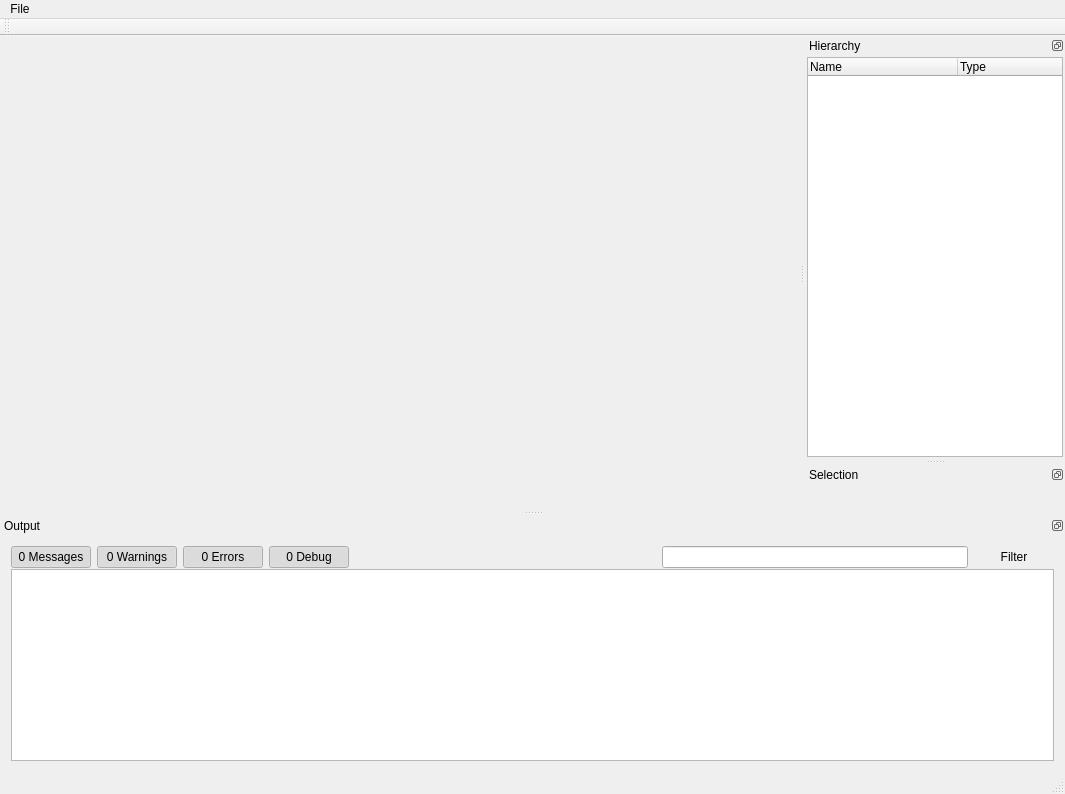
Before: the Qt Designer form AnalyticsViewer/analyticsviewer.ui in jswigart/game-analytics, drawn with Qt 5.
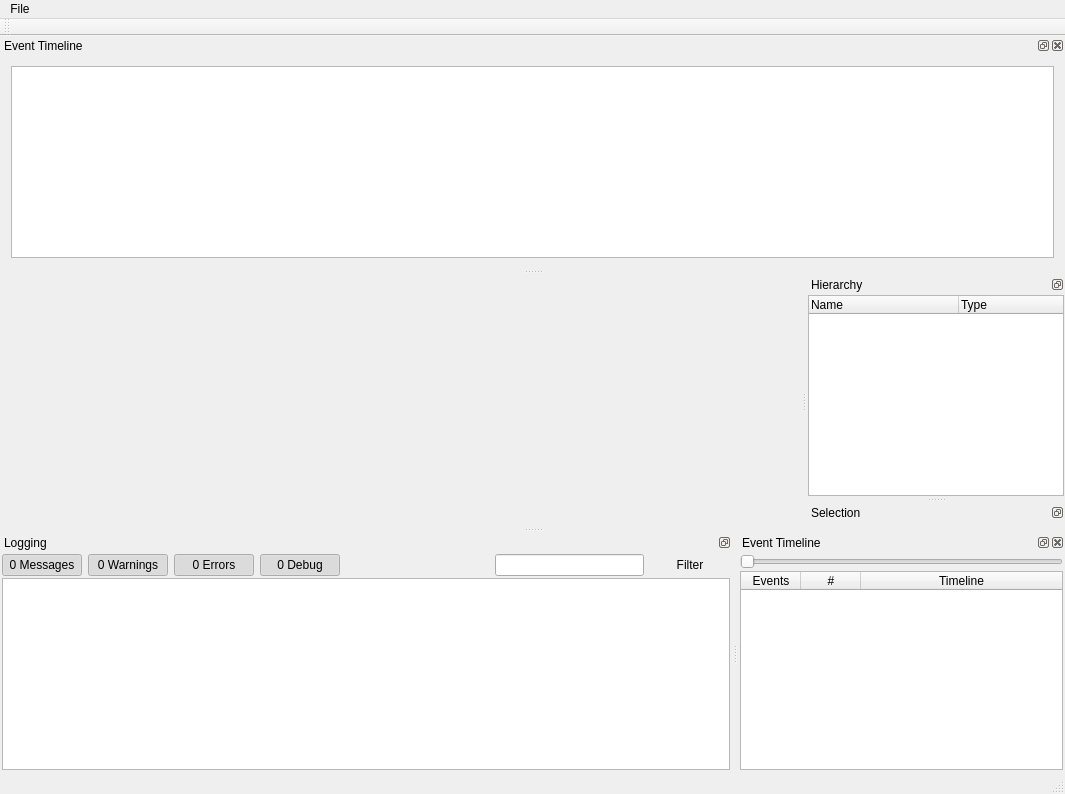
After: the same form once the commit is applied. Icons and pictures are not drawn. Custom widgets are drawn as their Qt base class.

Commit message: added wip timeline updated zeromq, removed libsodium dependency

```diff
--- a/AnalyticsViewer/analyticsviewer.ui
+++ b/AnalyticsViewer/analyticsviewer.ui
@@ -79,22 +79,22 @@
    <widget class="QWidget" name="dockWidgetContents">
     <layout class="QGridLayout" name="gridLayout_4">
      <property name="leftMargin">
-      <number>2</number>
+      <number>1</number>
      </property>
      <property name="topMargin">
-      <number>2</number>
+      <number>1</number>
      </property>
      <property name="rightMargin">
-      <number>2</number>
+      <number>1</number>
      </property>
      <property name="bottomMargin">
-      <number>2</number>
+      <number>1</number>
      </property>
      <property name="horizontalSpacing">
       <number>0</number>
      </property>
      <property name="verticalSpacing">
-      <number>2</number>
+      <number>1</number>
      </property>
      <item row="0" column="0">
       <widget class="QTreeWidget" name="treeHierarchy">
@@ -175,17 +175,27 @@
     <set>Qt::AllDockWidgetAreas</set>
    </property>
    <property name="windowTitle">
-    <string>Output</string>
+    <string>Logging</string>
    </property>
    <attribute name="dockWidgetArea">
     <number>8</number>
    </attribute>
    <widget class="QWidget" name="dockWidgetContents_7">
-    <layout class="QGridLayout" name="gridLayout">
-     <item row="0" column="0">
       <layout class="QVBoxLayout" name="verticalLayout">
        <property name="spacing">
-        <number>1</number>
+      <number>2</number>
+     </property>
+     <property name="leftMargin">
+      <number>2</number>
+     </property>
+     <property name="topMargin">
+      <number>2</number>
+     </property>
+     <property name="rightMargin">
+      <number>2</number>
+     </property>
+     <property name="bottomMargin">
+      <number>2</number>
        </property>
        <item>
         <layout class="QHBoxLayout" name="horizontalLayout">
@@ -330,6 +340,132 @@
         </widget>
        </item>
       </layout>
+    <zorder></zorder>
+    <zorder>tableOutput</zorder>
+   </widget>
+  </widget>
+  <widget class="QDockWidget" name="dockTimeline">
+   <property name="autoFillBackground">
+    <bool>false</bool>
+   </property>
+   <property name="features">
+    <set>QDockWidget::AllDockWidgetFeatures</set>
+   </property>
+   <property name="windowTitle">
+    <string>Event Timeline</string>
+   </property>
+   <attribute name="dockWidgetArea">
+    <number>8</number>
+   </attribute>
+   <widget class="QWidget" name="dockWidgetContents_2">
+    <layout class="QVBoxLayout" name="verticalLayout_7">
+     <property name="spacing">
+      <number>2</number>
+     </property>
+     <property name="leftMargin">
+      <number>2</number>
+     </property>
+     <property name="topMargin">
+      <number>2</number>
+     </property>
+     <property name="rightMargin">
+      <number>2</number>
+     </property>
+     <property name="bottomMargin">
+      <number>2</number>
+     </property>
+     <item>
+      <widget class="QSlider" name="sliderTimeline">
+       <property name="orientation">
+        <enum>Qt::Horizontal</enum>
+       </property>
+       <property name="invertedControls">
+        <bool>false</bool>
+       </property>
+       <property name="tickPosition">
+        <enum>QSlider::NoTicks</enum>
+       </property>
+      </widget>
+     </item>
+     <item>
+      <widget class="QTableWidget" name="tableEvents">
+       <attribute name="horizontalHeaderVisible">
+        <bool>true</bool>
+       </attribute>
+       <attribute name="horizontalHeaderDefaultSectionSize">
+        <number>60</number>
+       </attribute>
+       <attribute name="horizontalHeaderMinimumSectionSize">
+        <number>20</number>
+       </attribute>
+       <attribute name="horizontalHeaderShowSortIndicator" stdset="0">
+        <bool>true</bool>
+       </attribute>
+       <attribute name="horizontalHeaderStretchLastSection">
+        <bool>true</bool>
+       </attribute>
+       <attribute name="verticalHeaderDefaultSectionSize">
+        <number>20</number>
+       </attribute>
+       <attribute name="verticalHeaderStretchLastSection">
+        <bool>false</bool>
+       </attribute>
+       <column>
+        <property name="text">
+         <string>Events</string>
+        </property>
+       </column>
+       <column>
+        <property name="text">
+         <string>#</string>
+        </property>
+       </column>
+       <column>
+        <property name="text">
+         <string>Timeline</string>
+        </property>
+       </column>
+      </widget>
+     </item>
+    </layout>
+   </widget>
+  </widget>
+  <widget class="QDockWidget" name="dockWidget_2">
+   <property name="windowTitle">
+    <string>Event Timeline</string>
+   </property>
+   <attribute name="dockWidgetArea">
+    <number>4</number>
+   </attribute>
+   <widget class="QWidget" name="dockWidgetContents_3">
+    <layout class="QVBoxLayout" name="verticalLayout_2">
+     <item>
+      <widget class="TimelineGraphicsView" name="viewTimeline">
+       <property name="backgroundBrush">
+        <brush brushstyle="NoBrush">
+         <color alpha="255">
+          <red>189</red>
+          <green>189</green>
+          <blue>189</blue>
+         </color>
+        </brush>
+       </property>
+       <property name="foregroundBrush">
+        <brush brushstyle="NoBrush">
+         <color alpha="255">
+          <red>185</red>
+          <green>185</green>
+          <blue>185</blue>
+         </color>
+        </brush>
+       </property>
+       <property name="dragMode">
+        <enum>QGraphicsView::RubberBandDrag</enum>
+       </property>
+       <property name="resizeAnchor">
+        <enum>QGraphicsView::AnchorUnderMouse</enum>
+       </property>
+      </widget>
      </item>
     </layout>
    </widget>
@@ -353,6 +489,11 @@
    <header>qttreepropertybrowser.h</header>
    <container>1</container>
   </customwidget>
+  <customwidget>
+   <class>TimelineGraphicsView</class>
+   <extends>QGraphicsView</extends>
+   <header>timelinegraphicsview.h</header>
+  </customwidget>
  </customwidgets>
  <resources>
   <include location="analyticsviewer.qrc"/>
```
Left out of the diff: 14 changed lines with no effect on the pictures. Lines whose indentation alone changed are shown as unchanged. The commit also changes 1207 other files.
